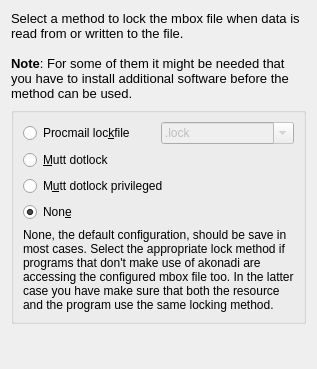
Before: the Qt Designer form resources/mbox/lockfilepage.ui in KDE/kdepim-runtime, drawn with Qt 5.
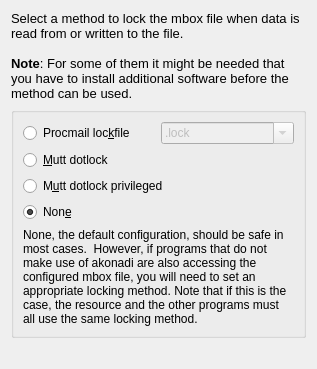
After: the same form once the commit is applied. Custom widgets are drawn as their Qt base class.

Commit message: Proof-reading.  The original had a typo (save rather than safe) and I've reworded it a little, too.

Diff of the .ui file:
```diff
--- a/resources/mbox/lockfilepage.ui
+++ b/resources/mbox/lockfilepage.ui
@@ -89,7 +89,7 @@
       <item row="4" column="0" colspan="2">
        <widget class="QLabel" name="label_2">
         <property name="text">
-         <string>None, the default configuration, should be save in most cases. Select the appropriate lock method if programs that don't make use of akonadi are accessing the configured mbox file too. In the latter case you have make sure that both the resource and the program use the same locking method.</string>
+         <string>None, the default configuration, should be safe in most cases.  However, if programs that do not make use of akonadi are also accessing the configured mbox file, you will need to set an appropriate locking method. Note that if this is the case, the resource and the other programs must all use the same locking method.</string>
         </property>
         <property name="wordWrap">
          <bool>true</bool>
```
